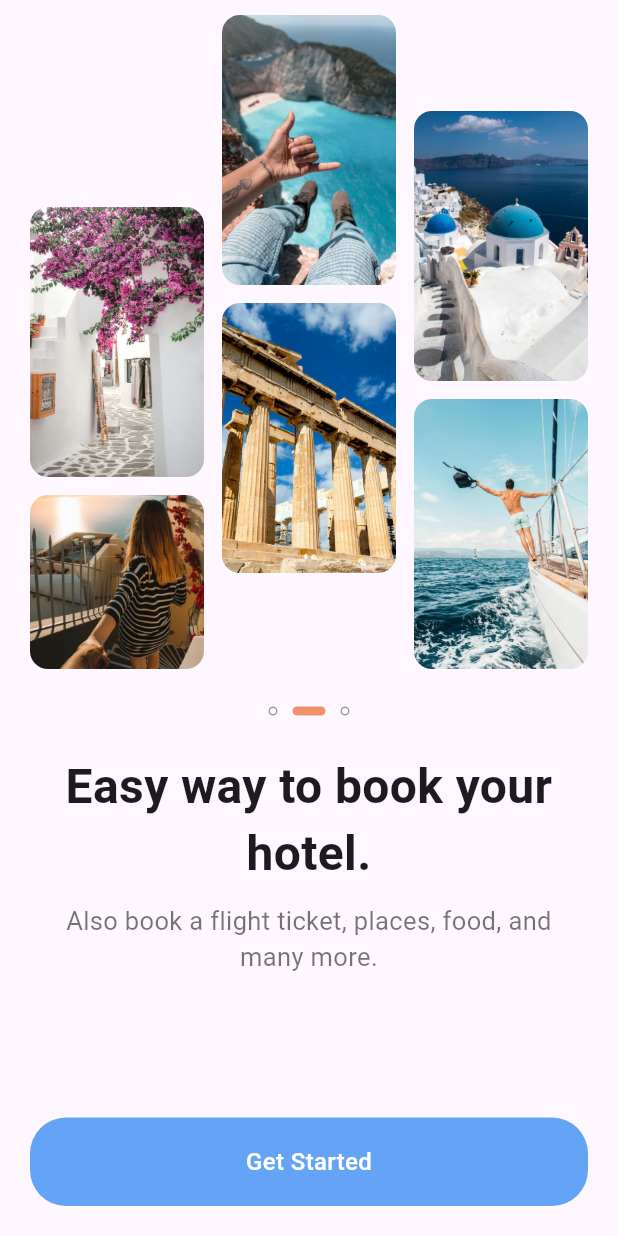
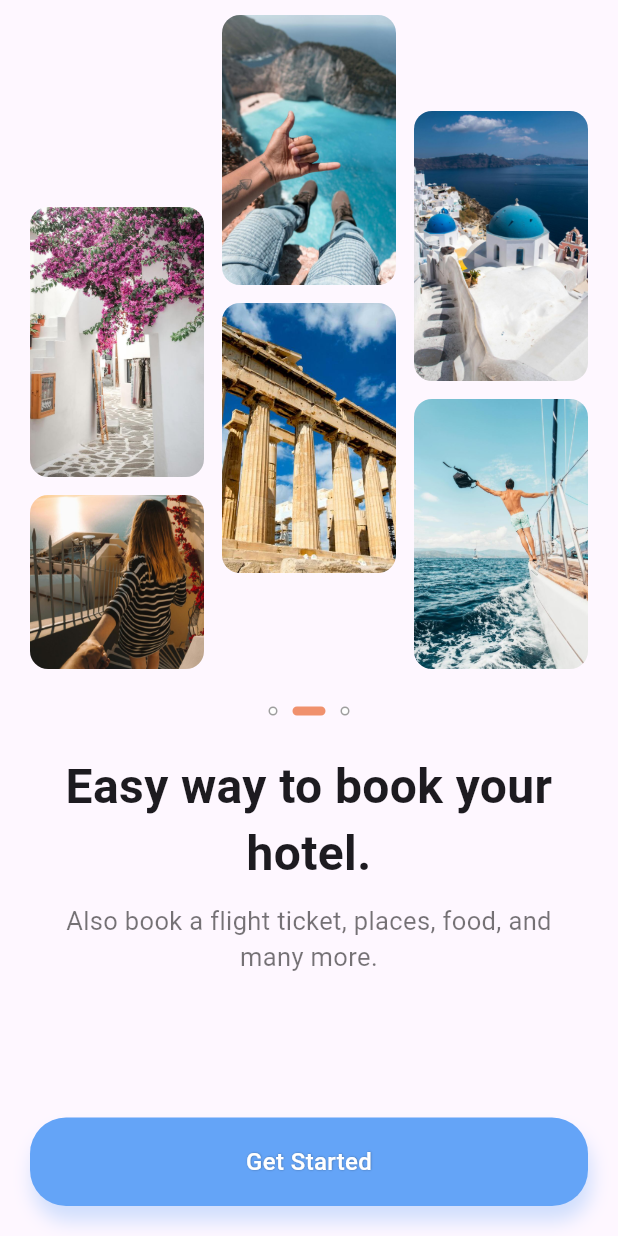
Before and after one commit to AlexEduV/flutter_travel_v2_app, a Flutter app: the screen it shows after launch, on a phone screen of 412 x 824 dp. Run offline on Flutter 3.47's test engine with Material 3 defaults, Android fonts, the phone set to English and light mode, and no system bars; our stand-ins replace gap.

Commit message:
added shadows to the splash button;

```diff
--- a/lib/widgets/splash_button.dart
+++ b/lib/widgets/splash_button.dart
@@ -27,6 +27,13 @@ class SplashButton extends StatelessWidget {
             padding: const EdgeInsets.symmetric(vertical: 18.0),
             decoration: BoxDecoration(
               borderRadius: BorderRadius.circular(borderRadius),
+              boxShadow: [
+                BoxShadow(
+                  offset: const Offset(2, 10.0),
+                  blurRadius: 10.0,
+                  color: ProjectColors.mainColor.withOpacity(0.3),
+                )
+              ]
             ),
             child: Center(
               child: Text(
@@ -35,6 +42,13 @@ class SplashButton extends StatelessWidget {
                   color: Colors.white,
                   fontWeight: FontWeight.w500,
                   fontSize: 16,
+                  shadows: <Shadow>[
+                    Shadow(
+                      offset: Offset(0.2, 0.2),
+                      blurRadius: 1.0,
+                      color: Color.fromARGB(100, 0, 0, 0),
+                    ),
+                  ],
                 ),
               ),
             ),
```
